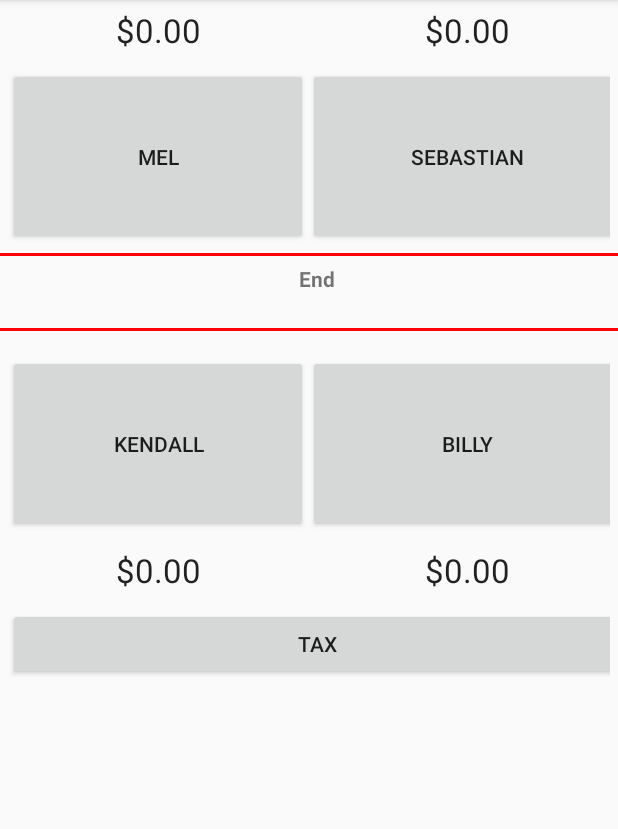
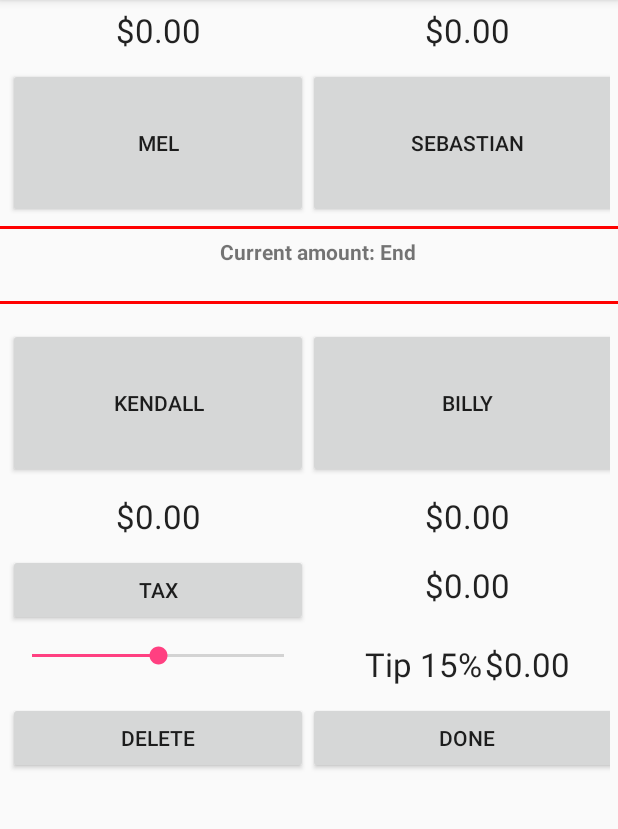
Before and after one commit to MelirniAn/BillyTheBillSplitter, an Android app: the Picker screen opened directly, with no data from a screen before it, on a phone screen of 412 x 824 dp, the part 84-913 px from its top. Run offline under Robolectric (Android 15) with nearby library versions, the phone set to English and light mode, and no system bars; libraries missing offline, so code that uses them is left out: com.google.android.gms; 2 statements that could not run were skipped.

```diff
--- a/app/src/main/java/com/example/mel/billythebillsplitter/Parser.java
+++ b/app/src/main/java/com/example/mel/billythebillsplitter/Parser.java
@@ -54,7 +54,9 @@ public class Parser extends act2{
 
         //Convert the Strings to Doubles
         for(int a = 0; a < inStringForm.size(); a++){
-            cost.add(Double.parseDouble(inStringForm.get(a).toString()));
+            if(inStringForm.get(a).isEmpty() == false ){
+                cost.add(Double.parseDouble(inStringForm.get(a).toString()));
+            }
         }
 
     }//End of method
--- a/app/src/main/java/com/example/mel/billythebillsplitter/Picker.java
+++ b/app/src/main/java/com/example/mel/billythebillsplitter/Picker.java
@@ -9,6 +9,7 @@ import android.os.Bundle;
 import android.util.SparseArray;
 import android.view.View;
 import android.widget.Button;
+import android.widget.SeekBar;
 import android.widget.TextView;
 
 import com.google.android.gms.vision.Frame;
@@ -22,24 +23,27 @@ import edmt.dev.androidcamera2api.R;
 
 public class Picker extends AppCompatActivity {
 
-    ArrayList<Double> money = new ArrayList<Double>();
+    ArrayList<Double> money = new ArrayList<Double>();  //Lots of variables declared on this activity. All unprotected because the validation is through the GUI.
     int counter = 0;
     int max;
     String curr;
+    double tipOld = 0;
 
-    Player p1 = new Player("1",0.0);
+    Player p1 = new Player("1",0.0);    //set up the players
     Player p2 = new Player("2",0.0);
     Player p3 = new Player("3",0.0);
     Player p4 = new Player("4",0.0);
+    Player taxPlayer = new Player("tax", 0.0);
 
-    TextView player1;
+    TextView player1;   //set up the text views
     TextView player2;
     TextView player3;
     TextView player4;
     TextView current;
+    TextView tax;
+    TextView tip;
+    SeekBar slider;
 
-    //Bundle bundle = getIntent().getExtras();
-    //String bigString;
 
     @Override
     protected void onCreate(Bundle savedInstanceState) {
@@ -49,10 +53,10 @@ public class Picker extends AppCompatActivity {
 
         Bundle bundle = getIntent().getExtras();
 
-        String sb = bundle.getString("resultsData");
+        String sb = bundle.getString("resultsData");    //pull in the google vision string
 
         //Using the Parser Class
-        Parser moneyString = new Parser(sb);
+        Parser moneyString = new Parser(sb);    //parse the string into an arraylist
         moneyString.makeList();
         money = moneyString.getCost();
 
@@ -61,56 +65,81 @@ public class Picker extends AppCompatActivity {
 //    money.add(10.50);
 
 
-
         counter = 0;
         //once the totals are all computer and assigned, goes to next screen
         max = money.size();
 
-        player1 = (TextView) findViewById(R.id.totalP1);
+        player1 = (TextView) findViewById(R.id.totalP1);    //initialize the textViews and Buttons
         player2 = (TextView) findViewById(R.id.totalP2);
         player3 = (TextView) findViewById(R.id.totalP3);
         player4 = (TextView) findViewById(R.id.totalP4);
         current = (TextView) findViewById(R.id.currentAmount);
-
-        setText();
+        tax = (TextView) findViewById(R.id.tax);
+        tip = (TextView) findViewById(R.id.tip);
 
         Button b1 = (Button) findViewById(R.id.buttonP1);
         Button b2 = (Button) findViewById(R.id.buttonP2);
         Button b3 = (Button) findViewById(R.id.buttonP3);
         Button b4 = (Button) findViewById(R.id.buttonP4);
+        Button taxButton = (Button) findViewById(R.id.buttonTax);
+        Button delButton = (Button) findViewById(R.id.delete);
+        Button doneButton = (Button) findViewById(R.id.Done);
+        slider = (SeekBar) findViewById(R.id.tipSlider);
 
+        setText();  //set all text boxes.
+
+
+        /**
+         * Slider to calulate tip
+         */
+        slider.setOnSeekBarChangeListener(new SeekBar.OnSeekBarChangeListener() {
+            int progressValue = 15;
+            double tipAmount;
+
+            @Override
+            public void onProgressChanged(SeekBar seekBar, int progress, boolean fromUser) {
+                progressValue = progress;
+            }
+
+            @Override
+            public void onStartTrackingTouch(SeekBar seekBar) {
+
+            }
+
+            @Override
+            public void onStopTrackingTouch(SeekBar seekBar) {
+                tipAmount = (subtotal()*slider.getProgress()/100);
+                tip.setText("Tip "+slider.getProgress()+ "%\t$"+String.format("%.2f",tipAmount));
+                tipOld=tipAmount;
+            }
+        });
 
         b1.setOnClickListener(new View.OnClickListener() {
             @Override
             public void onClick(View v) {
-                p1.add(money.get(counter-1));
-                setText();
-                if (counter == max+1) {
-                    startActivity(new Intent(Picker.this, MainActivity.class));
+                if(counter<max+1) {                     //if there are still numbers unassigned, add that number to this player.
+                    p1.add(money.get(counter - 1));
+                    setText();
                 }
-
             }
         });
 
         b2.setOnClickListener(new View.OnClickListener() {
             @Override
             public void onClick(View v) {
-                p2.add(money.get(counter-1));
-                setText();
-                if (counter == max+1) {
-                    startActivity(new Intent(Picker.this, MainActivity.class));
+                if(counter<max+1) {
+                    p2.add(money.get(counter - 1));
+                    setText();
                 }
-
             }
         });
 
         b3.setOnClickListener(new View.OnClickListener() {
             @Override
             public void onClick(View v) {
-                p3.add(money.get(counter-1));
-                setText();
-                if (counter == max+1) {
-                    startActivity(new Intent(Picker.this, MainActivity.class));
+                if(counter<max+1) {
+                    p3.add(money.get(counter - 1));
+                    setText();
                 }
 
             }
@@ -119,42 +148,83 @@ public class Picker extends AppCompatActivity {
         b4.setOnClickListener(new View.OnClickListener() {
             @Override
             public void onClick(View v) {
-                p4.add(money.get(counter-1));
+                if(counter<max+1) {
+                    p4.add(money.get(counter - 1));
+                    setText();
+                }
+            }
+        });
+
+        taxButton.setOnClickListener(new View.OnClickListener() {
+            @Override
+            public void onClick(View v) {
+                if(counter<max+1) {
+                    taxPlayer.add(money.get(counter - 1));
+                    setText();
+                }
+            }
+        });
+
+        delButton.setOnClickListener(new View.OnClickListener() {
+            @Override
+            public void onClick(View v) {
                 setText();
-                if (counter == max+1) {
-                    startActivity(new Intent(Picker.this, MainActivity.class));
+            }
+        });
+
+        doneButton.setOnClickListener(new View.OnClickListener() {
+            @Override
+            public void onClick(View v) {
+                if (taxPlayer.getTotal()==0)
+                startActivity(new Intent(Picker.this, MainActivity.class));
+                else {
+                    Player[] players = {p1, p2, p3, p4};
+                    for (int i = 0; i < 4; i++) {
+                        players[i].add(taxPlayer.getTotal()*players[i].getTotal()/subtotal());  //evenly divide tax and tip based on %spent per person.
+                        players[i].add(tipOld*players[i].getTotal()/subtotal());
+                        slider.setProgress(0);
+                    }
+                    taxPlayer.setTotal(0.0);
+                    setText();
+
                 }
 
             }
         });
     }
 
-
+    /**
+     * setText will update all text fields on the screen
+     */
     public void setText() {
         Player[] players = {p1, p2, p3, p4};
         TextView[] pTotals = {player1, player2, player3, player4};
         for (int i = 0; i < 4; i++) {
             pTotals[i].setText(players[i].getTotalString());
         }
-        if(counter<max)
-            curr = ("$" + String.format("%.2f",money.get(counter)));
+        tax.setText(taxPlayer.getTotalString());
+        double tipAmount = (subtotal()*slider.getProgress()/100);
+        tip.setText("Tip "+slider.getProgress()+ "%\t$"+String.format("%.2f",tipAmount));
+        if(counter<max) {
+            curr = ("$" + String.format("%.2f", money.get(counter)));
+        }
         else
             curr = "End";
-        current.setText(curr);
         counter++;
+        current.setText("Current amount: "+curr);
     }
 
-/*    public void parseString(String s)   {
-        String[] parts = s.split(" ");
-        double d;
-
-        for(int n = 0; n < parts.length; n++) {
-            try{
-                d = Double.parseDouble(parts[n]);
-                money.add(d);
-            }
-            catch (NumberFormatException e) {
-            }
+    /**
+     * subTotal sums all of the values on the screen.
+     * @return subtotal
+     */
+    public double subtotal()   {
+        Player[] players = {p1, p2, p3, p4};
+        double st=0;
+        for (int i = 0; i < 4; i++) {
+            st+=players[i].getTotal();
         }
-    }*/
+        st+=taxPlayer.getTotal();
+        return st;
+    }
 }
--- a/app/src/main/java/com/example/mel/billythebillsplitter/Player.java
+++ b/app/src/main/java/com/example/mel/billythebillsplitter/Player.java
@@ -7,38 +7,71 @@ package com.example.mel.billythebillsplitter;
 public class Player {
 
     protected double total;
-    protected String name;
+    protected String name;      //name field to be entered once venmo capabilities are added.
 
+    /**
+     * Builds a player object
+     * @param n the name
+     * @param t the total amount this player owes
+     */
     public Player(String n, double t)  {
         this.total=t;
         this.name=n;
     }
 
+    /**
+     * get the amount the player owes
+     * @return total
+     */
     public double getTotal() {
         return total;
     }
 
+    /**
+     * convert the total into a formatted string
+     * @return the total in $x.xx format
+     */
     public String getTotalString()  {
-        String r = String.format("%.2f",getTotal());
+        String r = String.format("%.2f",getTotal());    //format to two decimal places
         return ("$"+r);
     }
 
+    /**
+     * get the name of the player
+     * @return the name of the player
+     */
     public String getName() {
         return name;
     }
 
+    /**
+     * set the name of the player
+     * @param name
+     */
     public void setName(String name) {
         this.name = name;
     }
 
+    /**
+     * set the total owed
+     * @param total
+     */
     public void setTotal(double total) {
         this.total = total;
     }
 
+    /**
+     * update the total
+     * @param a
+     */
     public void add(double a) {
         setTotal(a+this.getTotal());
     }
 
+    /**
+     * print the name and how much the player owes.
+     * @return
+     */
     @Override
     public String toString() {
         return (getName()+" owes "+getTotal());
--- a/app/src/main/java/com/example/mel/billythebillsplitter/act2.java
+++ b/app/src/main/java/com/example/mel/billythebillsplitter/act2.java
@@ -23,15 +23,19 @@ import edmt.dev.androidcamera2api.R;
 
 public class act2 extends AppCompatActivity {
 
-    ImageView i1;
+    ImageView i1;           //Declare an imageview and TextView. Outside of methods to carry over inbetween methods.
     TextView textView;
 
+    /**
+     * When the screen is started, intialize the text and image classes with those identified in the .xml file.
+     * @param savedInstanceState
+     */
     @Override
     protected void onCreate(Bundle savedInstanceState) {
         super.onCreate(savedInstanceState);
         setContentView(R.layout.activity_act2);
 
-        i1 = (ImageView) findViewById(R.id.imageView);
+        i1 = (ImageView) findViewById(R.id.imageView);          //initialize the ImageView and TextView as the one indentified in the .xml
         textView = (TextView) findViewById(R.id.text_value);
 
 
@@ -46,8 +50,15 @@ public class act2 extends AppCompatActivity {
 
 
 
-    private String carry;
+    private String carry;   //Declare a variable outside of methods to carry the string from Act2 to Picker class.
 
+
+    /**
+     * When the button is clicked, this method will read the text using google vision, and separate it into lines.
+     * It will then put those lines into a string and display it on screen as confirmation that it was read.
+     * It will set the carry variable so that the next activity can pull the string into it.
+     * @param v
+     */
     public void getTextFromImage(View v)    {
 
 
@@ -96,11 +107,17 @@ public class act2 extends AppCompatActivity {
        // myBitmap.recycle();
     }
 
+    /**
+     * Method to get the results from google vision
+     * @return the String built from google vision
+     */
     public String getResults(){
         return carry;
     }
 
-
+    /**
+     * Go to the next activity and carry the string with it.
+     */
     private void configureNextButton(){
         Button nextButton = (Button) findViewById(R.id.nextButton);
         nextButton.setOnClickListener(new View.OnClickListener() {
--- a/app/src/main/res/layout/activity_picker.xml
+++ b/app/src/main/res/layout/activity_picker.xml
@@ -36,12 +36,12 @@
 
         <Button
             android:id="@+id/buttonP1"
-            android:layout_height="118dp"
+            android:layout_height="100dp"
             android:text="Mel" />
 
         <Button
             android:id="@+id/buttonP2"
-            android:layout_height="118dp"
+            android:layout_height="100dp"
             android:text="Sebastian" />
 
     </TableRow>
@@ -91,12 +91,12 @@
 
         <Button
             android:id="@+id/buttonP3"
-            android:layout_height="118dp"
+            android:layout_height="100dp"
             android:text="Kendall" />
 
         <Button
             android:id="@+id/buttonP4"
-            android:layout_height="118dp"
+            android:layout_height="100dp"
             android:text="Billy" />
 
     </TableRow>
@@ -131,8 +131,53 @@
         <Button
             android:id="@+id/buttonTax"
             android:layout_width="wrap_content"
-            android:layout_span="2"
             android:text="Tax" />
+
+        <TextView
+            android:id="@+id/tax"
+            android:layout_width="72dp"
+            android:textAlignment="center"
+            android:textAppearance="?android:attr/textAppearanceLarge" />
+
+    </TableRow>
+
+    <TableRow
+        android:id="@+id/tableRow8"
+        android:layout_width="wrap_content"
+        android:layout_height="wrap_content"
+        android:padding="5dip">
+
+
+        <SeekBar
+            android:id="@+id/tipSlider"
+            android:layout_width="wrap_content"
+            android:layout_height="wrap_content"
+            android:max="30"
+            android:progress="15" />
+
+        <TextView
+            android:id="@+id/tip"
+            android:layout_width="72dp"
+            android:textAlignment="center"
+            android:textAppearance="?android:attr/textAppearanceLarge" />
+
+    </TableRow>
+
+    <TableRow
+        android:id="@+id/tableRow9"
+        android:layout_width="wrap_content"
+        android:layout_height="wrap_content"
+        android:padding="5dip">
+
+        <Button
+            android:id="@+id/delete"
+            android:layout_height="match_parent"
+            android:text="Delete" />
+
+        <Button
+            android:id="@+id/Done"
+            android:layout_height="match_parent"
+            android:text="Done" />
 
     </TableRow>
 
```
Also changed, not shown: 1 other file.
